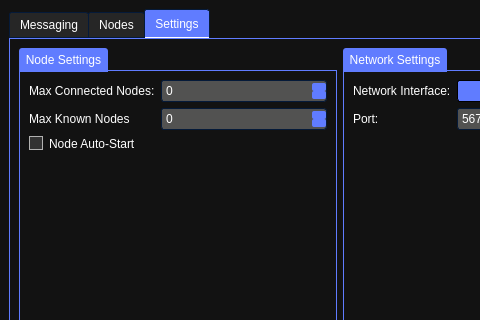
First picture: the form in src/gui/src/start.ui, repository Nater0214/Reden, before the edit; both pictures show x 0 to 480 and y 0 to 320 of the 680 by 500 pixel window.
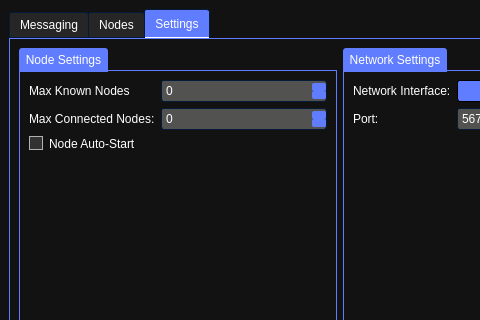
Second picture: the form after the edit. The open tabs and pages were chosen to show the change. Icons and pictures are not drawn.

Commit message: Get node data and stuff to work

```diff
--- a/src/gui/src/start.ui
+++ b/src/gui/src/start.ui
@@ -1536,25 +1536,25 @@
            <string>Node Settings</string>
           </property>
           <layout class="QFormLayout" name="formLayout_4">
-           <item row="0" column="0">
+           <item row="1" column="0">
             <widget class="QLabel" name="label_8">
              <property name="text">
               <string>Max Connected Nodes:</string>
              </property>
             </widget>
            </item>
-           <item row="0" column="1">
-            <widget class="QSpinBox" name="spinBox"/>
+           <item row="1" column="1">
+            <widget class="QSpinBox" name="maxConnectedNodesBox"/>
            </item>
-           <item row="1" column="0">
+           <item row="0" column="0">
             <widget class="QLabel" name="label_10">
              <property name="text">
               <string>Max Known Nodes</string>
              </property>
             </widget>
            </item>
-           <item row="1" column="1">
-            <widget class="QSpinBox" name="spinBox_2"/>
+           <item row="0" column="1">
+            <widget class="QSpinBox" name="maxKnownNodesBox"/>
            </item>
            <item row="2" column="0">
             <widget class="QCheckBox" name="nodeAutoStartBox">
```
Left out of the diff: 137 changed lines with no effect on the pictures. The commit also changes 8 other files.
